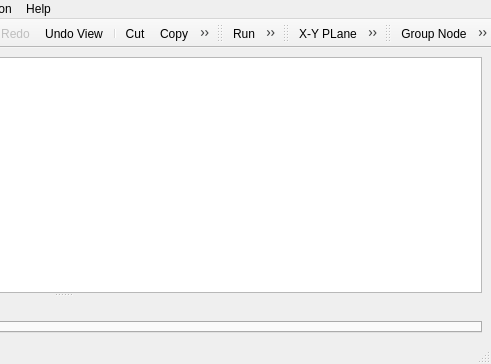
Above: TonatiuhProject/src/source/gui/mainwindow.ui from iat-cener/tonatiuh before the change; both pictures show x 366 to 857 and y 0 to 364 of the 857 by 364 pixel window. Below: the same form after it.
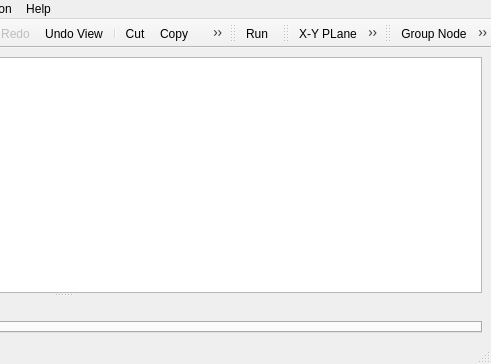
That is the form after the change. Icons and pictures are not drawn. Custom widgets are drawn as their Qt base class.

Commit message: Flux distribution actions deleted from mainwindow

```diff
--- a/TonatiuhProject/src/source/gui/mainwindow.ui
+++ b/TonatiuhProject/src/source/gui/mainwindow.ui
@@ -317,7 +317,6 @@
     <bool>false</bool>
    </attribute>
    <addaction name="actionRun"/>
-   <addaction name="actionRunFluxAnalysis"/>
   </widget>
   <widget class="QToolBar" name="viewToolBar">
    <property name="windowTitle">
```
Left out of the diff: 1 changed line with no effect on the pictures.
